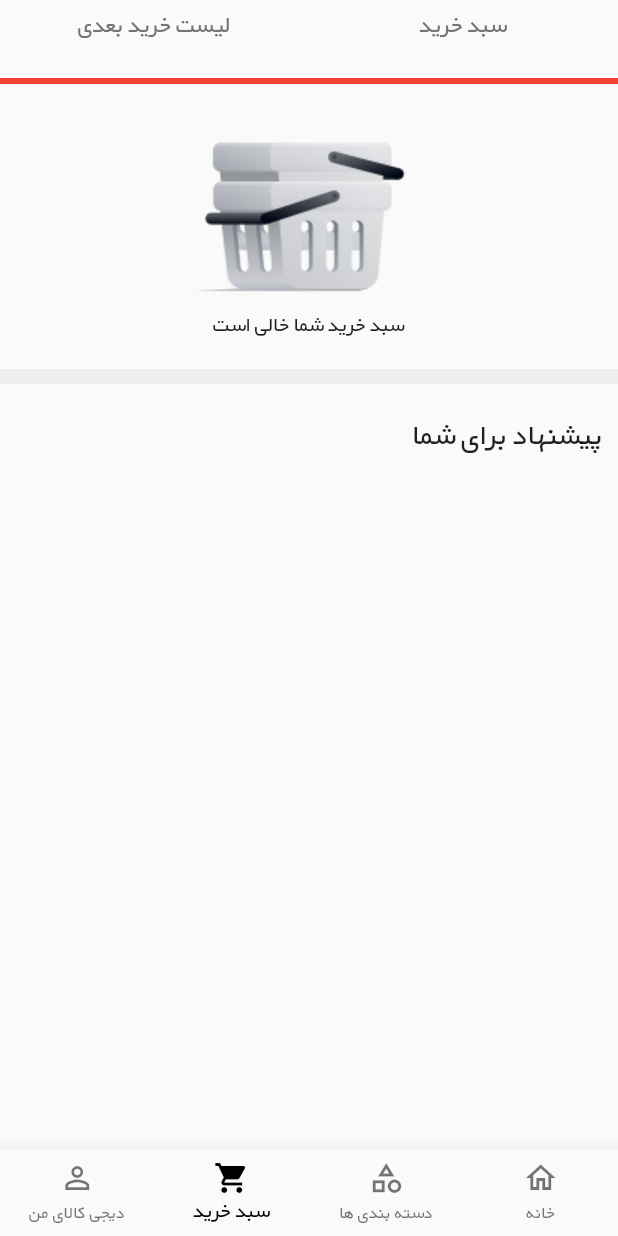
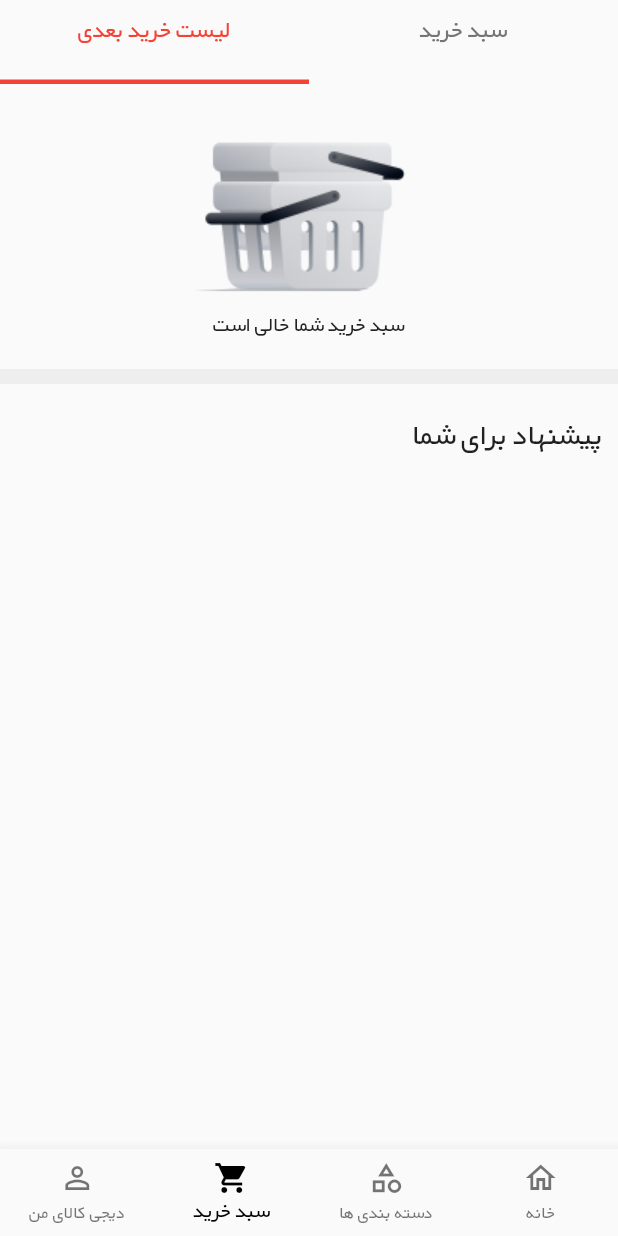
Before and after one commit to thatserfan/Digikala-UI-Flutter, a Flutter app: the screen it shows after launch, item 2 of the bottom bar chosen, after a tap on "لیست خرید بعدی", on a phone screen of 412 x 824 dp. Run offline on Flutter 3.47's test engine with Material 2 defaults, Android fonts, the phone set to English and light mode, and no system bars; our stand-ins replace carousel_slider.

Commit message:
Fix top appbar at cart screen

```diff
--- a/lib/widgets/cart_appbar.dart
+++ b/lib/widgets/cart_appbar.dart
@@ -11,17 +11,79 @@ class CartAppBar extends StatefulWidget implements PreferredSizeWidget {
 }
 
 class _CartAppBarState extends State<CartAppBar> {
+  var _selectedAppBar = 0;
   @override
   Widget build(BuildContext context) {
-
-    return const SafeArea(
+    return SafeArea(
       child: SizedBox(
         height: kToolbarHeight,
         width: double.infinity,
         child: Row(
           children: [
-            CartAppBarItem(title: 'لیست خرید بعدی'),
-            CartAppBarItem(title: 'سبد خرید'),
+            CartAppBarItem(
+              onTap: () {
+                setState(() {
+                  _selectedAppBar = 1;
+                });
+              },
+              child: Column(
+                children: [
+                  Expanded(
+                    child: Padding(
+                      padding: const EdgeInsets.symmetric(vertical: 8),
+                      child: Text(
+                        'لیست خرید بعدی',
+                        style: (_selectedAppBar == 1)
+                            ? Theme.of(context).textTheme.titleMedium?.copyWith(
+                                color: Theme.of(context).colorScheme.secondary)
+                            : Theme.of(context)
+                                .textTheme
+                                .titleMedium
+                                ?.copyWith(color: Colors.grey[600]),
+                      ),
+                    ),
+                  ),
+                  Container(
+                    height: 3,
+                    color: (_selectedAppBar == 1)
+                        ? Colors.red
+                        : Colors.transparent,
+                  ),
+                ],
+              ),
+            ),
+            CartAppBarItem(
+              onTap: () {
+                setState(() {
+                  _selectedAppBar = 0;
+                });
+              },
+              child: Column(
+                children: [
+                  Expanded(
+                    child: Padding(
+                      padding: const EdgeInsets.symmetric(vertical: 8),
+                      child: Text(
+                        'سبد خرید',
+                        style: (_selectedAppBar == 0)
+                            ? Theme.of(context).textTheme.titleMedium?.copyWith(
+                                color: Theme.of(context).colorScheme.secondary)
+                            : Theme.of(context)
+                                .textTheme
+                                .titleMedium
+                                ?.copyWith(color: Colors.grey[600]),
+                      ),
+                    ),
+                  ),
+                  Container(
+                    height: 3,
+                    color: (_selectedAppBar == 0)
+                        ? Colors.red
+                        : Colors.transparent,
+                  ),
+                ],
+              ),
+            ),
           ],
         ),
       ),
@@ -30,36 +92,22 @@ class _CartAppBarState extends State<CartAppBar> {
 }
 
 class CartAppBarItem extends StatelessWidget {
-  const CartAppBarItem({super.key, required this.title});
+  const CartAppBarItem({
+    super.key,
+    required this.child,
+    required this.onTap,
+  });
 
-  final String title;
-//Id Text
+  final Widget child;
+  final void Function() onTap;
+
   @override
   Widget build(BuildContext context) {
     return Expanded(
       child: InkWell(
+        onTap: onTap,
         highlightColor: Colors.white,
-        onTap: () {},
-        child: Column(
-          children: [
-            Expanded(
-              child: Padding(
-                padding: const EdgeInsets.symmetric(vertical: 5),
-                child: Text(
-                  title,
-                  style: Theme.of(context)
-                      .textTheme
-                      .titleMedium
-                      ?.copyWith(color: Colors.grey[600]),
-                ),
-              ),
-            ),
-            Container(
-              height: 4,
-              color: Colors.red,
-            ),
-          ],
-        ),
+        child: child,
       ),
     );
   }
```
